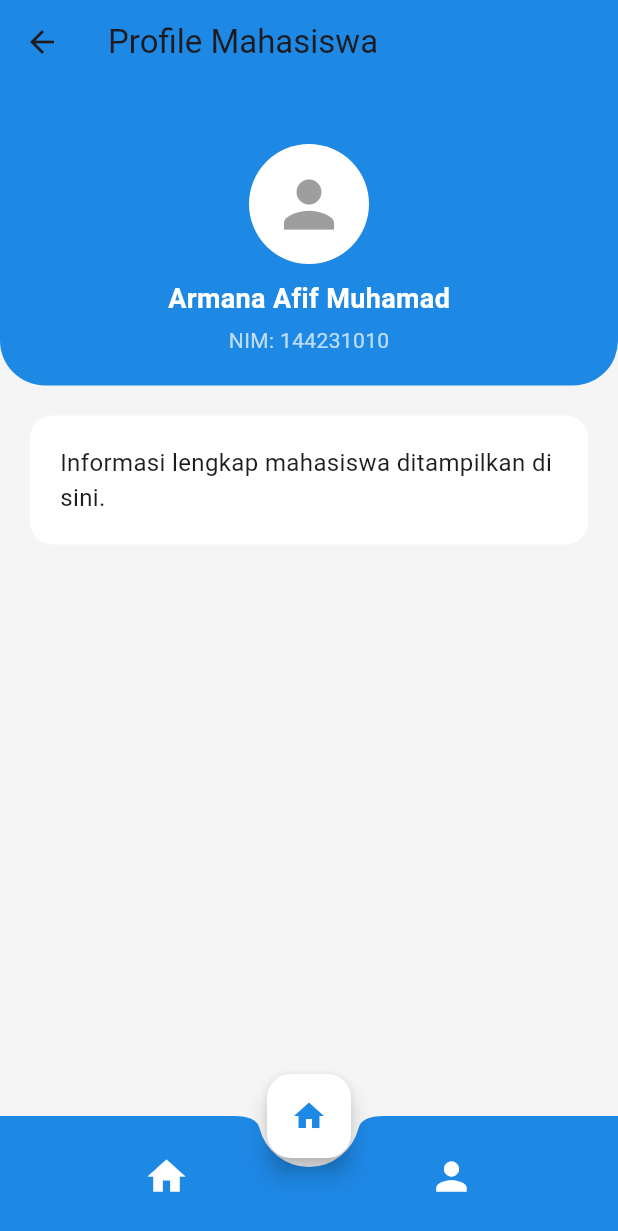
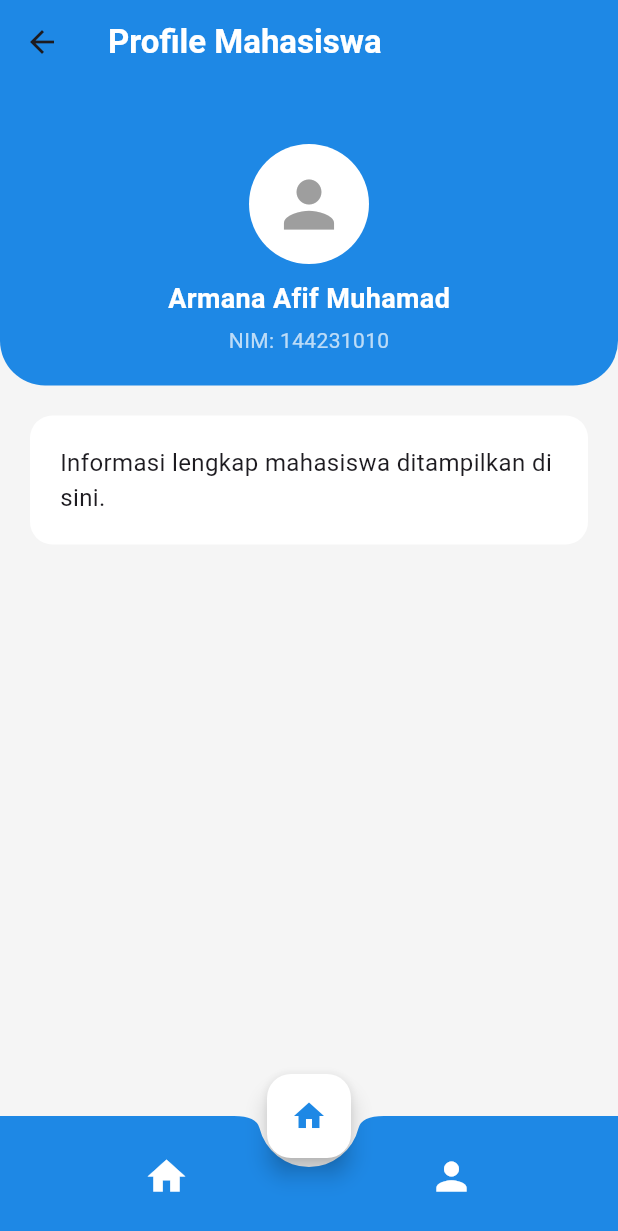
Before and after one commit to armanaafif/SI-Kampus, a Flutter app: the ProfileMahasiswaPage screen opened directly, on a phone screen of 412 x 824 dp. Shown: the top 1231 px of the screen. Run offline on Flutter 3.47's test engine with Material 3 defaults, Android fonts, the phone set to English and light mode, and no system bars; network calls fail.

Commit message:
profile mahasiswa

```diff
--- a/lib/profile_mahasiswa.dart
+++ b/lib/profile_mahasiswa.dart
@@ -9,7 +9,13 @@ class ProfileMahasiswaPage extends StatelessWidget {
     return Scaffold(
       backgroundColor: Colors.grey[100],
       appBar: AppBar(
-        title: const Text("Profile Mahasiswa"),
+        title: const Text(
+          "Profile Mahasiswa",
+          style: TextStyle(
+            color: Colors.white, // Ubah warna tulisan jadi putih
+            fontWeight: FontWeight.bold, // Opsional: biar lebih tebal
+          ),
+        ),
         backgroundColor: const Color(0xFF1E88E5),
       ),
       body: Column(
@@ -97,7 +103,6 @@ class ProfileMahasiswaPage extends StatelessWidget {
               IconButton(
                 icon: const Icon(Icons.person, color: Colors.white, size: 30),
                 onPressed: () {
-                  // Bisa kasih snackbar biar tidak bingung
                   ScaffoldMessenger.of(context).showSnackBar(
                     const SnackBar(
                       content: Text('Anda sudah berada di halaman profil'),
```
